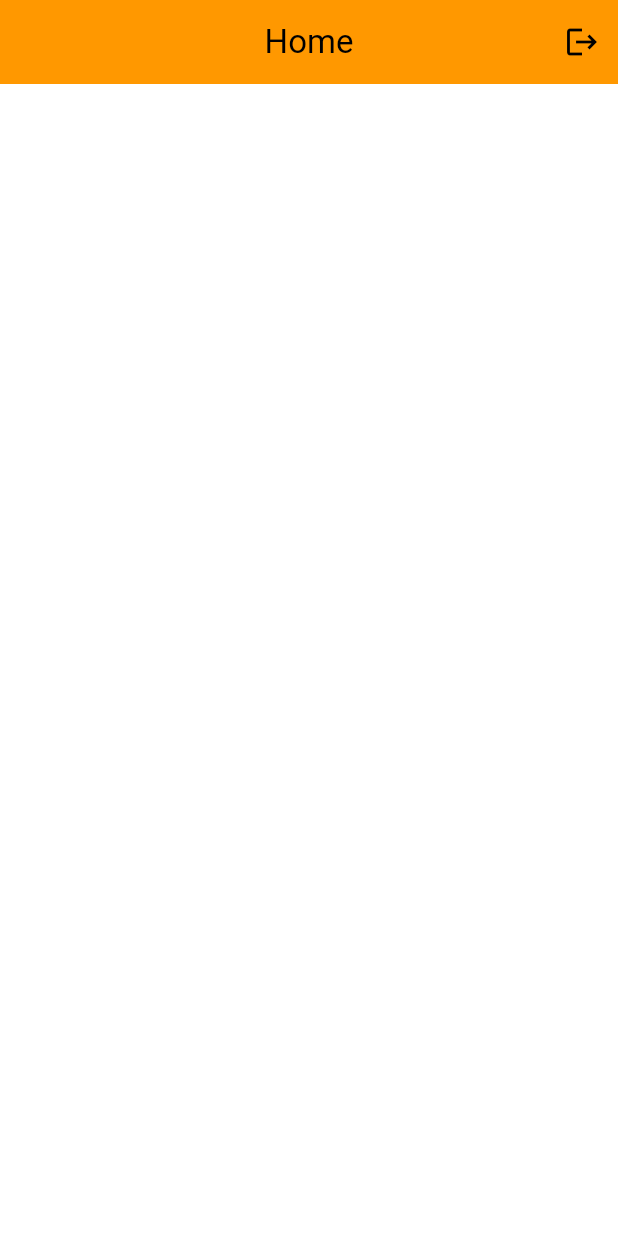
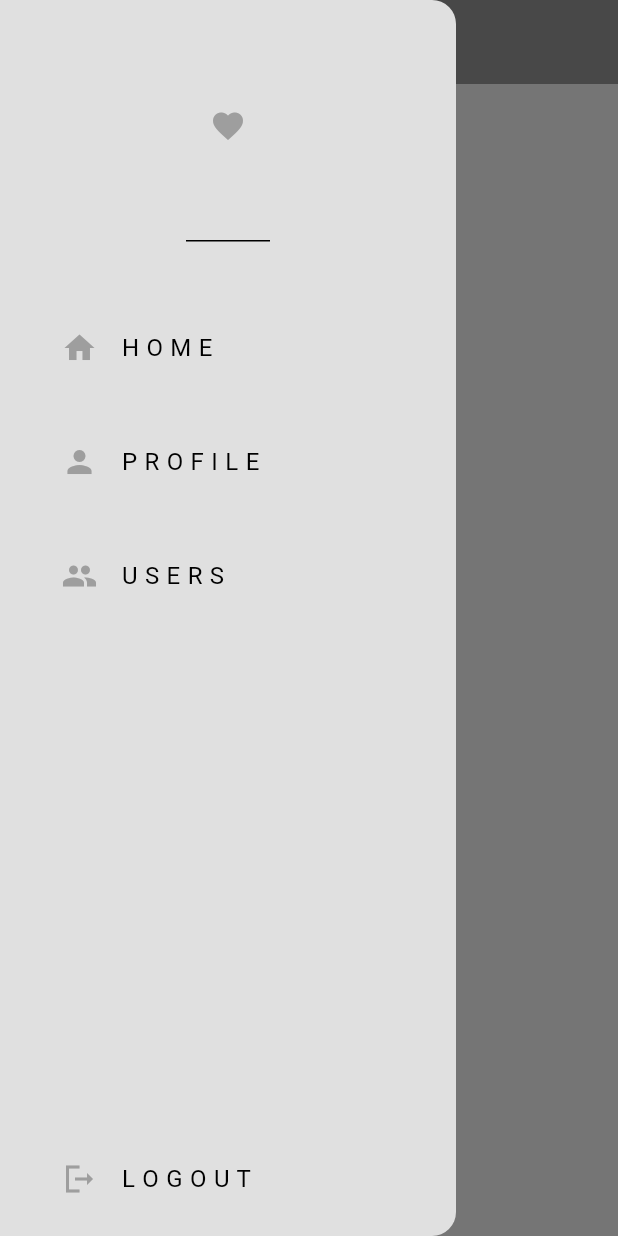
Before and after one commit to aiibd3/chat-app, a Flutter app: the screen it shows once a user with an empty profile is signed in, with the side drawer open (before the commit the screen has no drawer), on a phone screen of 412 x 824 dp. Run offline on Flutter 3.47's test engine with Material 3 defaults, Android fonts, the phone set to English and light mode, and no system bars; our stand-ins replace firebase_auth, firebase_core, logger; accounts and stored records are empty.

```diff
--- a/lib/main.dart
+++ b/lib/main.dart
@@ -1,8 +1,12 @@
 import 'package:chat_app/auth/auth_page.dart';
+import 'package:chat_app/pages/home_page.dart';
+import 'package:chat_app/pages/profile_page.dart';
+import 'package:chat_app/pages/users_page.dart';
 import 'package:chat_app/theme/dark_mode.dart';
 import 'package:chat_app/theme/light_mode.dart';
 import 'package:firebase_core/firebase_core.dart';
 import 'package:flutter/material.dart';
+import 'auth/login_or_register.dart';
 import 'firebase_options.dart';
 
 void main() async {
@@ -24,6 +28,12 @@ class MyApp extends StatelessWidget {
       theme: lightMode,
       darkTheme: darkMode,
       home: const AuthPage(),
+      routes: {
+        '/login_or_register': (context) => const LoginOrRegister(),
+        '/home_page': (context) => const HomePage(),
+        '/profile_page': (context) => const ProfilePage(),
+        '/users_page': (context) => const UsersPage(),
+      },
     );
   }
 }
--- a/lib/pages/home_page.dart
+++ b/lib/pages/home_page.dart
@@ -1,27 +1,23 @@
-import 'package:firebase_auth/firebase_auth.dart';
 import 'package:flutter/material.dart';
+
+import 'my_drawer.dart';
 
 class HomePage extends StatelessWidget {
   const HomePage({super.key});
 
-  void logout() {
-    FirebaseAuth.instance.signOut();
-  }
+
 
   @override
   Widget build(BuildContext context) {
     return Scaffold(
       appBar: AppBar(
         title: const Text('Home'),
-        backgroundColor: Colors.orange,
+        backgroundColor: Theme.of(context).colorScheme.inversePrimary,
+        elevation: 0.0,
         centerTitle: true,
-        actions: [
-          IconButton(
-            icon: const Icon(Icons.logout),
-            onPressed: logout,
-          ),
-        ],
+
       ),
+      drawer: MyDrawer(),
     );
   }
 }
--- /dev/null
+++ b/lib/pages/my_drawer.dart
@@ -0,0 +1,100 @@
+import 'package:firebase_auth/firebase_auth.dart';
+import 'package:flutter/material.dart';
+
+class MyDrawer extends StatelessWidget {
+  const MyDrawer({super.key});
+
+  void logout() {
+    FirebaseAuth.instance.signOut();
+  }
+
+  @override
+  Widget build(BuildContext context) {
+    return Drawer(
+      backgroundColor: Theme.of(context).colorScheme.background,
+      child: Column(
+        mainAxisAlignment: MainAxisAlignment.spaceBetween,
+        children: [
+          Column(
+            children: [
+              DrawerHeader(
+                child: Icon(
+                  Icons.favorite,
+                  color: Theme.of(context).colorScheme.inversePrimary,
+                ),
+              ),
+              const SizedBox(
+                height: 25,
+              ),
+              // home tile
+              Padding(
+                padding: const EdgeInsets.symmetric(
+                    horizontal: 25.0, vertical: 10.0),
+                child: ListTile(
+                  onTap: () {
+                    Navigator.pop(context);
+                  },
+                  leading: Icon(
+                    Icons.home,
+                    color: Theme.of(context).colorScheme.inversePrimary,
+                  ),
+                  title: const Text('H O M E'),
+                ),
+              ),
+              Padding(
+                padding: const EdgeInsets.symmetric(
+                    horizontal: 25.0, vertical: 10.0),
+                child: ListTile(
+                  onTap: () {
+                    Navigator.pop(context);
+
+                    // Navigate to profile page
+                    Navigator.pushNamed(context, '/profile_page');
+                  },
+                  leading: Icon(
+                    Icons.person,
+                    color: Theme.of(context).colorScheme.inversePrimary,
+                  ),
+                  title: const Text('P R O F I L E'),
+                ),
+              ),
+              Padding(
+                padding: const EdgeInsets.symmetric(
+                    horizontal: 25.0, vertical: 10.0),
+                child: ListTile(
+                  onTap: () {
+                    Navigator.pop(context);
+
+                    // Navigate to profile page
+                    Navigator.pushNamed(context, '/users_page');
+                  },
+                  leading: Icon(
+                    Icons.group,
+                    color: Theme.of(context).colorScheme.inversePrimary,
+                  ),
+                  title: const Text('U S E R S'),
+                ),
+              ),
+            ],
+          ),
+
+          Padding(
+            padding:
+                const EdgeInsets.symmetric(horizontal: 25.0, vertical: 10.0),
+            child: ListTile(
+              onTap: () {
+                Navigator.pop(context);
+                logout();
+              },
+              leading: Icon(
+                Icons.logout_sharp,
+                color: Theme.of(context).colorScheme.inversePrimary,
+              ),
+              title: const Text('L O G O U T'),
+            ),
+          ),
+        ],
+      ),
+    );
+  }
+}
```
Also changed, not shown: lib/pages/profile_page.dart (+17 -0 lines), lib/pages/users_page.dart (+16 -0 lines).
